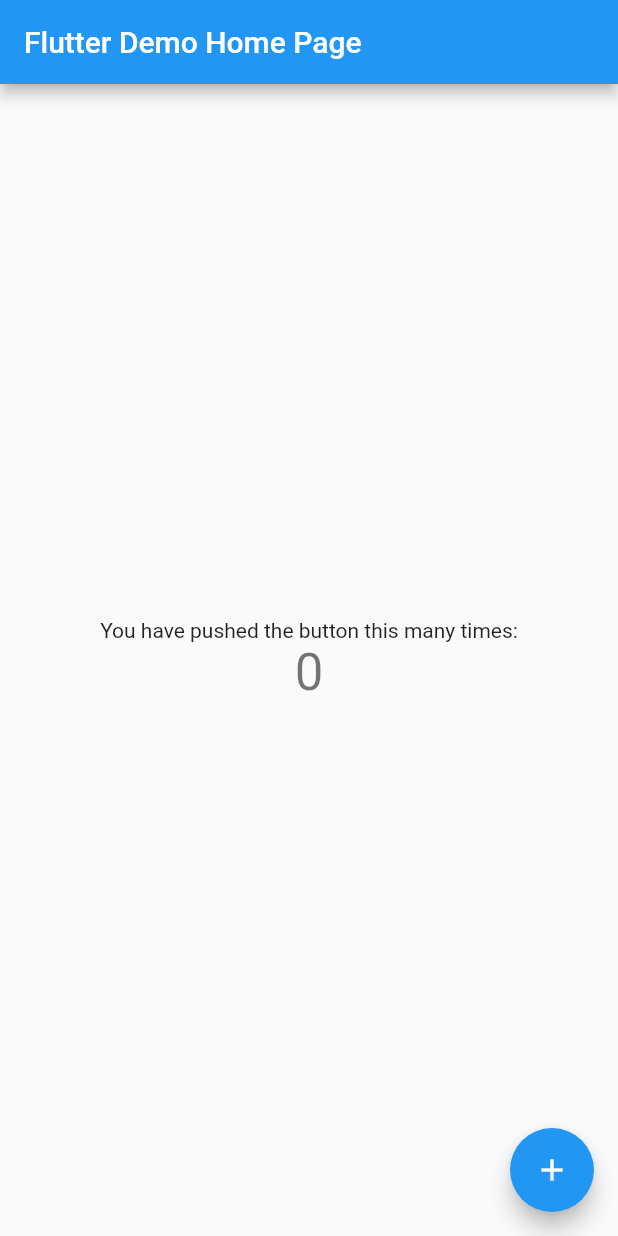
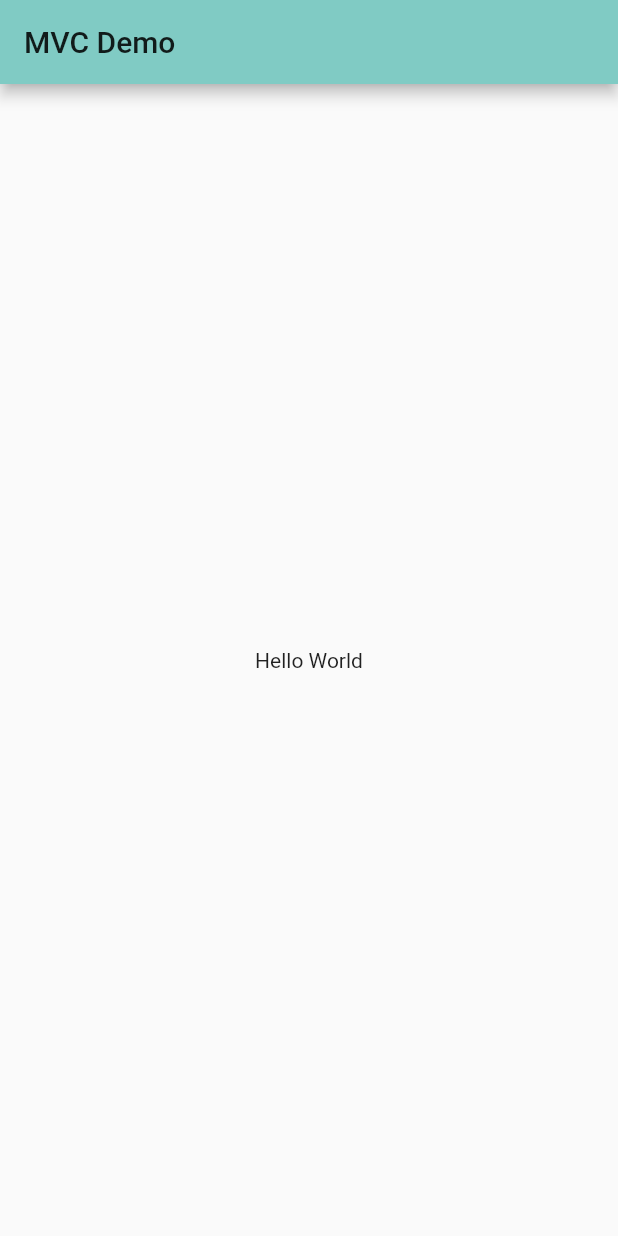
Before and after one commit to kashyapnayan/flutter-mvc-example, a Flutter app: the screen it shows after launch, on a phone screen of 412 x 824 dp. Run offline on Flutter 3.47's test engine with Material 2 defaults, Android fonts, the phone set to English and light mode, and no system bars.

Commit message:
added theme to the project

```diff
--- a/lib/main.dart
+++ b/lib/main.dart
@@ -1,117 +1,51 @@
 import 'package:flutter/material.dart';
+import 'package:flutter/services.dart';
+
+import 'views/home.dart';
 
 void main() {
+
+  WidgetsFlutterBinding.ensureInitialized();
+  ///Set preferred orientation to portrait
+  SystemChrome.setPreferredOrientations([DeviceOrientation.portraitUp]);
+
   runApp(MyApp());
 }
 
 class MyApp extends StatelessWidget {
-  // This widget is the root of your application.
+
+
+  static const _primaryColor = 0xFF80CBC4;
+
+  static const MaterialColor _primary = MaterialColor(
+    _primaryColor,
+    <int, Color>{
+      50: Color(0xFFFDFEFF),
+      100: Color(0xFFFDFEFE),
+      200: Color(0xFFE0F2F1),
+      300: Color(0xFFB2DFDB),
+      400: Color(0xFFB2DFDB),
+      500: Color(_primaryColor),
+      600: Color(0xFF4DB6AC),
+      700: Color(0xFF26A69A),
+      800: Color(0xFF009688),
+      900: Color(0xFF00897B),
+    },
+  );
+
   @override
   Widget build(BuildContext context) {
     return MaterialApp(
-      title: 'Flutter Demo',
-      theme: ThemeData(
-        // This is the theme of your application.
-        //
-        // Try running your application with "flutter run". You'll see the
-        // application has a blue toolbar. Then, without quitting the app, try
-        // changing the primarySwatch below to Colors.green and then invoke
-        // "hot reload" (press "r" in the console where you ran "flutter run",
-        // or simply save your changes to "hot reload" in a Flutter IDE).
-        // Notice that the counter didn't reset back to zero; the application
-        // is not restarted.
-        primarySwatch: Colors.blue,
-        // This makes the visual density adapt to the platform that you run
-        // the app on. For desktop platforms, the controls will be smaller and
-        // closer together (more dense) than on mobile platforms.
-        visualDensity: VisualDensity.adaptivePlatformDensity,
-      ),
-      home: MyHomePage(title: 'Flutter Demo Home Page'),
-    );
+        debugShowCheckedModeBanner: false,
+        title: 'MVC Demo',
+        theme: ThemeData(
+          primarySwatch: _primary,
+          buttonColor: _primary.shade500,
+        ),
+        initialRoute: '/',
+        routes: {
+          "/": (_) => Home(),
+        },
+      );
   }
 }
-
-class MyHomePage extends StatefulWidget {
-  MyHomePage({Key key, this.title}) : super(key: key);
-
-  // This widget is the home page of your application. It is stateful, meaning
-  // that it has a State object (defined below) that contains fields that affect
-  // how it looks.
-
-  // This class is the configuration for the state. It holds the values (in this
-  // case the title) provided by the parent (in this case the App widget) and
-  // used by the build method of the State. Fields in a Widget subclass are
-  // always marked "final".
-
-  final String title;
-
-  @override
-  _MyHomePageState createState() => _MyHomePageState();
-}
-
-class _MyHomePageState extends State<MyHomePage> {
-  int _counter = 0;
-
-  void _incrementCounter() {
-    setState(() {
-      // This call to setState tells the Flutter framework that something has
-      // changed in this State, which causes it to rerun the build method below
-      // so that the display can reflect the updated values. If we changed
-      // _counter without calling setState(), then the build method would not be
-      // called again, and so nothing would appear to happen.
-      _counter++;
-    });
-  }
-
-  @override
-  Widget build(BuildContext context) {
-    // This method is rerun every time setState is called, for instance as done
-    // by the _incrementCounter method above.
-    //
-    // The Flutter framework has been optimized to make rerunning build methods
-    // fast, so that you can just rebuild anything that needs updating rather
-    // than having to individually change instances of widgets.
-    return Scaffold(
-      appBar: AppBar(
-        // Here we take the value from the MyHomePage object that was created by
-        // the App.build method, and use it to set our appbar title.
-        title: Text(widget.title),
-      ),
-      body: Center(
-        // Center is a layout widget. It takes a single child and positions it
-        // in the middle of the parent.
-        child: Column(
-          // Column is also a layout widget. It takes a list of children and
-          // arranges them vertically. By default, it sizes itself to fit its
-          // children horizontally, and tries to be as tall as its parent.
-          //
-          // Invoke "debug painting" (press "p" in the console, choose the
-          // "Toggle Debug Paint" action from the Flutter Inspector in Android
-          // Studio, or the "Toggle Debug Paint" command in Visual Studio Code)
-          // to see the wireframe for each widget.
-          //
-          // Column has various properties to control how it sizes itself and
-          // how it positions its children. Here we use mainAxisAlignment to
-          // center the children vertically; the main axis here is the vertical
-          // axis because Columns are vertical (the cross axis would be
-          // horizontal).
-          mainAxisAlignment: MainAxisAlignment.center,
-          children: <Widget>[
-            Text(
-              'You have pushed the button this many times:',
-            ),
-            Text(
-              '$_counter',
-              style: Theme.of(context).textTheme.headline4,
-            ),
-          ],
-        ),
-      ),
-      floatingActionButton: FloatingActionButton(
-        onPressed: _incrementCounter,
-        tooltip: 'Increment',
-        child: Icon(Icons.add),
-      ), // This trailing comma makes auto-formatting nicer for build methods.
-    );
-  }
-}
--- /dev/null
+++ b/lib/views/home.dart
@@ -0,0 +1,20 @@
+import 'package:flutter/material.dart';
+
+class Home extends StatefulWidget {
+  @override
+  _HomeState createState() => _HomeState();
+}
+
+class _HomeState extends State<Home> {
+  @override
+  Widget build(BuildContext context) {
+    return Scaffold(
+      appBar: AppBar(
+        title: Text('MVC Demo'),
+      ),
+      body: Center(
+        child: Text('Hello World'),
+      ),
+    );
+  }
+}
```
